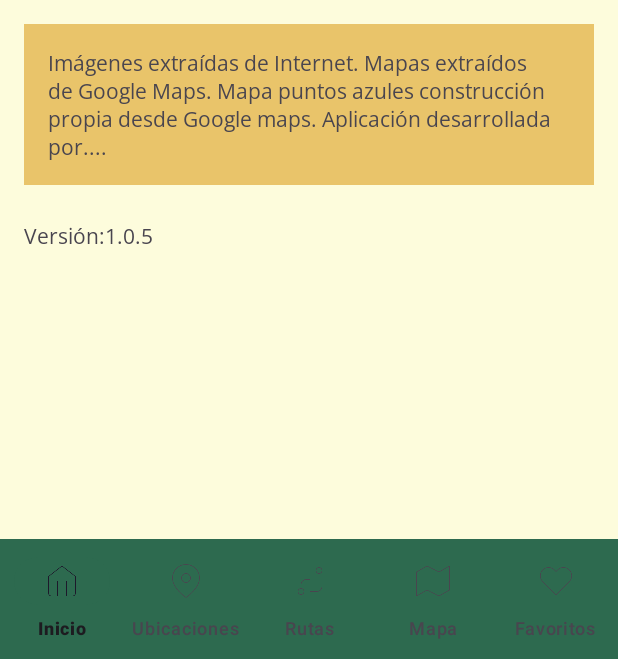
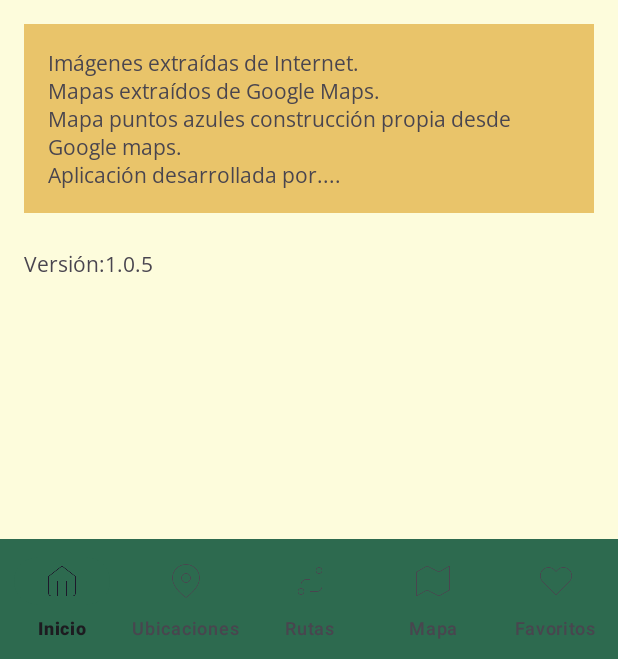
Before and after one commit to a19albertons/CarnotaTurismo, an Android app: the SobreFragment screen opened through its navigation route, on a phone screen of 412 x 824 dp, the part 577-1236 px from its top. Run offline under Robolectric (Android 15) with nearby library versions, the phone set to English and light mode, and no system bars; our stand-ins replace Room's generated code, navigation-ui.

Commit message:
Fix some bugs

```diff
--- a/app/src/main/java/com/example/carnotaturismo/fragments/ItinerarioDetallesFragment.kt
+++ b/app/src/main/java/com/example/carnotaturismo/fragments/ItinerarioDetallesFragment.kt
@@ -57,7 +57,7 @@ class ItinerarioDetallesFragment : Fragment() {
         }
 
         // Cargar imagen desde la referencia almacenada en la BD (p. ej. "@drawable/nombre")
-        com.example.carnotaturismo.util.ImageHelper.setImageFromRef(requireContext(), ruta.imagen, binding.fotoMapa)
+        com.example.carnotaturismo.util.ImageHelper.setImageFromRef(requireContext(), ruta.imagenMapa, binding.fotoMapa)
         binding.leyenda.text = requireContext().resolveString(ruta.leyenda)
 
         // Obtener los lugares asociados a esta ruta y mostrarlos
--- a/app/src/main/java/com/example/carnotaturismo/fragments/LugarDetallesFragment.kt
+++ b/app/src/main/java/com/example/carnotaturismo/fragments/LugarDetallesFragment.kt
@@ -56,7 +56,7 @@ class LugarDetallesFragment : Fragment() {
         }
 
         // Cargar imagen desde la referencia almacenada en la BD (p. ej. "@drawable/nombre")
-        com.example.carnotaturismo.util.ImageHelper.setImageFromRef(requireContext(), lugar.imagen, binding.fotoMapa)
+        com.example.carnotaturismo.util.ImageHelper.setImageFromRef(requireContext(), lugar.imagenMapa, binding.fotoMapa)
         binding.leyenda.text = requireContext().resolveString(lugar.leyenda)
         binding.descripcion.text = requireContext().resolveString(lugar.descripcion)
         binding.importante.text = requireContext().resolveString(lugar.importante)
--- a/app/src/main/res/values/strings.xml
+++ b/app/src/main/res/values/strings.xml
@@ -15,7 +15,7 @@
     <!-- Aplicación normal -->
     <string name="general">General</string>
     <string name="turismo_carnota">Turismo Carnota</string>
-    <string name="sobre_info">Imágenes extraídas de Internet.&#10;Mapas extraídos de Google Maps.&#10;Mapa puntos azules construcción propia desde Google maps.&#10;Aplicación desarrollada por....</string>
+    <string name="sobre_info">Imágenes extraídas de Internet.\nMapas extraídos de Google Maps.\nMapa puntos azules construcción propia desde Google maps.\nAplicación desarrollada por....</string>
 
     <!-- Errores -->
     <string name="string_no_encontrada">Texto no encontrado, disculpe las molestias</string>
--- a/app/src/main/res/values/strings_lugares.xml
+++ b/app/src/main/res/values/strings_lugares.xml
@@ -25,11 +25,11 @@
     <string name="lugar_5_titulo">Playa Lariño</string>
     <string name="lugar_5_leyenda">📍 Destino</string>
     <string name="lugar_5_descripcion">Playa idonea para el surf y ver sus modificaciones naturales con el tiempo sin acción del hombre.</string>
-    <string name="lugar_5_importante">- Tener cuidado con las fanecas, llevar calzado apropiado (fanequeras).&#10;- No adentrarse en exceso puede hacer efecto escalon.&#10;- No fiarse del holeaje tiene corrientes que te pueden llevar a mar abierto.</string>
+    <string name="lugar_5_importante">- Tener cuidado con las fanecas, llevar calzado apropiado (fanequeras).\n- No adentrarse en exceso puede hacer efecto escalon.\n- No fiarse del holeaje tiene corrientes que te pueden llevar a mar abierto.</string>
 
     <string name="lugar_6_titulo">Playa Boca del Rio</string>
     <string name="lugar_6_leyenda">📍 Destino</string>
     <string name="lugar_6_descripcion">Playa donde puedes disfrutar de aguas cristalina y la acción de la naturaleza.</string>
-    <string name="lugar_6_importante">- Tener cuidado con las corrientes.&#10;- Hay varios zonas de aparcamiento disponibles.</string>
+    <string name="lugar_6_importante">- Tener cuidado con las corrientes.\n- Hay varios zonas de aparcamiento disponibles.</string>
 
 </resources>
--- a/app/src/main/res/values/strings_rutas.xml
+++ b/app/src/main/res/values/strings_rutas.xml
@@ -7,13 +7,13 @@
     <string name="ruta_1_dificultad">BAJA</string>
     <string name="ruta_1_leyenda">📍 Destino</string>
     <string name="ruta_1_descripcion">Ruta que te lleva desde el horreo de lira al de Carnota que son de los más emblemáticos de Galicia.</string>
-    <string name="ruta_1_importante">- Llevar calzado apto.&#10;- Tener cuidado con 2-3 zonas donde no hay acera</string>
+    <string name="ruta_1_importante">- Llevar calzado apto.\n- Tener cuidado con 2-3 zonas donde no hay acera</string>
 
     <string name="ruta_2_titulo">Una vuelta por Carnota y alrededores</string>
     <string name="ruta_2_duracion">45-75 minutos</string>
     <string name="ruta_2_dificultad">BAJA</string>
     <string name="ruta_2_leyenda">📍 Destino</string>
     <string name="ruta_2_descripcion">Ruta que te lleva desde el horreo de Carnota por sus 2 playas más cercanas</string>
-    <string name="ruta_2_importante">- Llevar calzado apto (tierra y arena).&#10;- Hay alternativa solo terrestre cortesia de google maps</string>
+    <string name="ruta_2_importante">- Llevar calzado apto (tierra y arena).\n- Hay alternativa solo terrestre cortesia de google maps</string>
 
 </resources>
```
Also changed, not shown: 7 other files.
